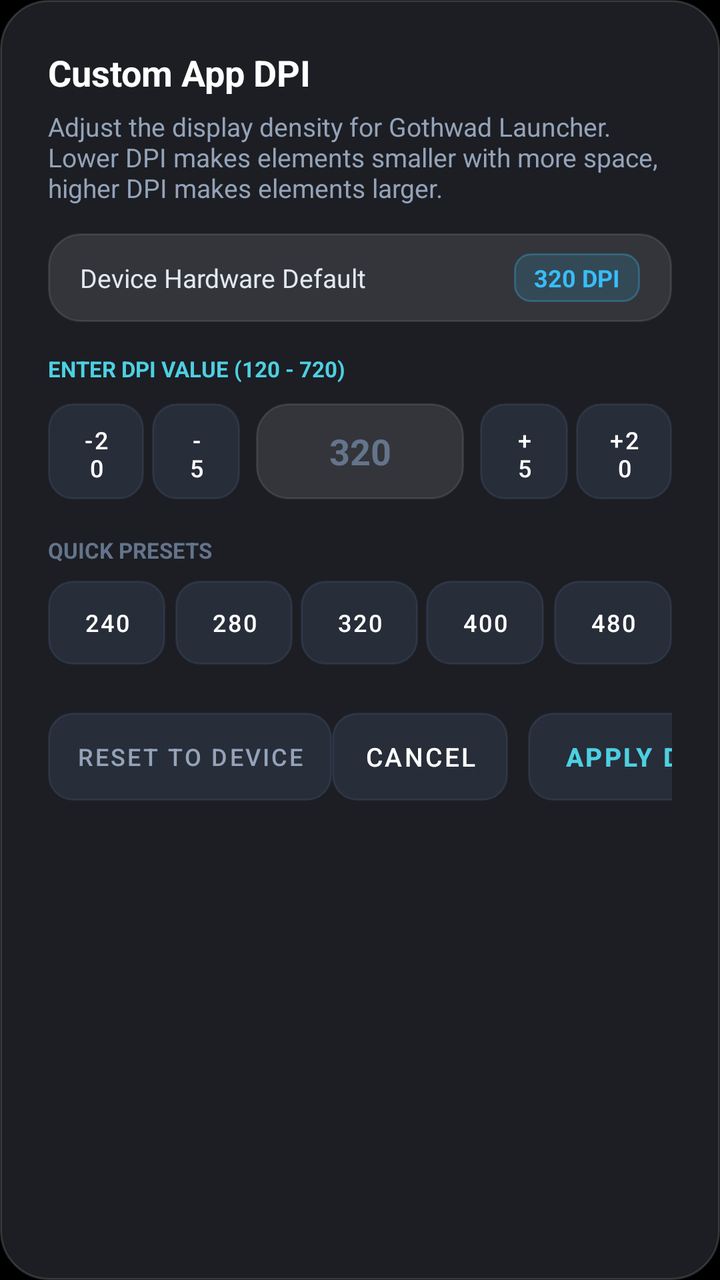
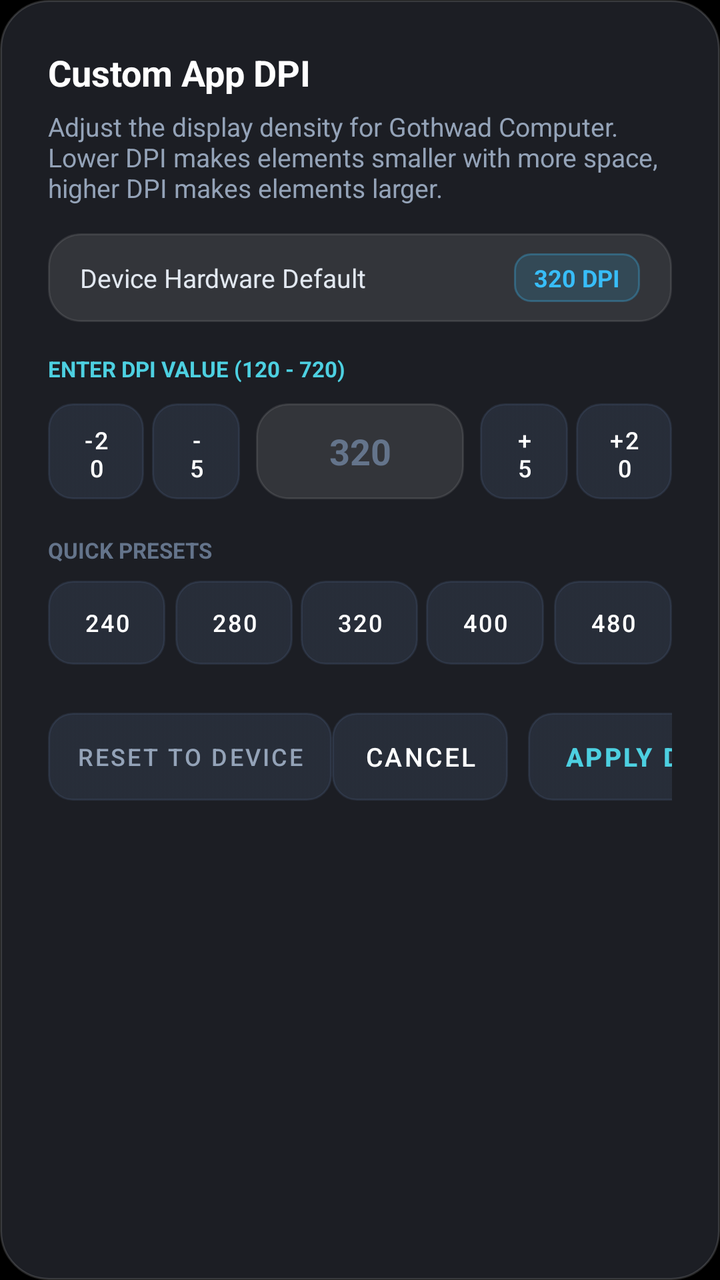

Compare the two renders of this Android layout. The source of the first and the diff that turns it into the second are given below.
<!-- AndroidManifest.xml: application theme Theme.LiteTV -->
<!-- res/layout/dialog_custom_dpi.xml -->
<?xml version="1.0" encoding="utf-8"?>
<LinearLayout xmlns:android="http://schemas.android.com/apk/res/android"
    android:layout_width="match_parent"
    android:layout_height="wrap_content"
    android:background="@drawable/bg_dialog_rounded"
    android:orientation="vertical"
    android:padding="24dp">

    <TextView
        android:layout_width="wrap_content"
        android:layout_height="wrap_content"
        android:text="Custom App DPI"
        android:textColor="#FFFFFF"
        android:textSize="18sp"
        android:textStyle="bold" />

    <TextView
        android:layout_width="wrap_content"
        android:layout_height="wrap_content"
        android:layout_marginTop="6dp"
        android:layout_marginBottom="14dp"
        android:text="Adjust the display density for Gothwad Launcher. Lower DPI makes elements smaller with more space, higher DPI makes elements larger."
        android:textColor="#94A3B8"
        android:textSize="13sp" />

    
    <LinearLayout
        android:layout_width="match_parent"
        android:layout_height="wrap_content"
        android:background="@drawable/bg_dialog_card"
        android:gravity="center_vertical"
        android:orientation="horizontal"
        android:paddingHorizontal="16dp"
        android:paddingVertical="10dp"
        android:layout_marginBottom="16dp">

        <TextView
            android:layout_width="0dp"
            android:layout_height="wrap_content"
            android:layout_weight="1"
            android:text="Device Hardware Default"
            android:textColor="#E2E8F0"
            android:textSize="13sp" />

        <TextView
            android:id="@+id/txt_dialog_device_dpi"
            android:layout_width="wrap_content"
            android:layout_height="wrap_content"
            android:background="@drawable/bg_settings_badge"
            android:paddingHorizontal="10dp"
            android:paddingVertical="4dp"
            android:text="320 DPI"
            android:textColor="#38BDF8"
            android:textSize="12sp"
            android:textStyle="bold" />
    </LinearLayout>

    
    <TextView
        android:layout_width="wrap_content"
        android:layout_height="wrap_content"
        android:text="Enter DPI Value (120 - 720)"
        android:textAllCaps="true"
        android:textColor="#4DD0E1"
        android:textSize="11sp"
        android:textStyle="bold"
        android:layout_marginBottom="8dp" />

    <LinearLayout
        android:layout_width="match_parent"
        android:layout_height="52dp"
        android:gravity="center_vertical"
        android:orientation="horizontal"
        android:layout_marginBottom="6dp">

        <Button
            android:id="@+id/btn_dpi_step_minus_20"
            android:layout_width="48dp"
            android:layout_height="48dp"
            android:background="@drawable/bg_dialog_button"
            android:text="-20"
            android:textColor="#FFFFFF"
            android:textSize="12sp" />

        <Button
            android:id="@+id/btn_dpi_step_minus_5"
            android:layout_width="44dp"
            android:layout_height="48dp"
            android:layout_marginStart="4dp"
            android:background="@drawable/bg_dialog_button"
            android:text="-5"
            android:textColor="#FFFFFF"
            android:textSize="12sp" />

        <EditText
            android:id="@+id/et_custom_dpi_number"
            android:layout_width="0dp"
            android:layout_height="48dp"
            android:layout_marginHorizontal="8dp"
            android:layout_weight="1"
            android:background="@drawable/bg_dialog_card"
            android:gravity="center"
            android:hint="320"
            android:importantForAutofill="no"
            android:inputType="number"
            android:maxLength="3"
            android:textColor="#FFFFFF"
            android:textColorHint="#64748B"
            android:textSize="18sp"
            android:textStyle="bold" />

        <Button
            android:id="@+id/btn_dpi_step_plus_5"
            android:layout_width="44dp"
            android:layout_height="48dp"
            android:layout_marginEnd="4dp"
            android:background="@drawable/bg_dialog_button"
            android:text="+5"
            android:textColor="#FFFFFF"
            android:textSize="12sp" />

        <Button
            android:id="@+id/btn_dpi_step_plus_20"
            android:layout_width="48dp"
            android:layout_height="48dp"
            android:background="@drawable/bg_dialog_button"
            android:text="+20"
            android:textColor="#FFFFFF"
            android:textSize="12sp" />
    </LinearLayout>

    
    <TextView
        android:layout_width="wrap_content"
        android:layout_height="wrap_content"
        android:text="Quick Presets"
        android:textAllCaps="true"
        android:textColor="#64748B"
        android:textSize="11sp"
        android:textStyle="bold"
        android:layout_marginTop="10dp"
        android:layout_marginBottom="8dp" />

    <LinearLayout
        android:layout_width="match_parent"
        android:layout_height="wrap_content"
        android:orientation="horizontal"
        android:layout_marginBottom="16dp">

        <Button
            android:id="@+id/btn_preset_240"
            android:layout_width="0dp"
            android:layout_height="42dp"
            android:layout_marginEnd="3dp"
            android:layout_weight="1"
            android:background="@drawable/bg_dialog_button"
            android:text="240"
            android:textColor="#FFFFFF"
            android:textSize="12sp" />

        <Button
            android:id="@+id/btn_preset_280"
            android:layout_width="0dp"
            android:layout_height="42dp"
            android:layout_marginHorizontal="2dp"
            android:layout_weight="1"
            android:background="@drawable/bg_dialog_button"
            android:text="280"
            android:textColor="#FFFFFF"
            android:textSize="12sp" />

        <Button
            android:id="@+id/btn_preset_320"
            android:layout_width="0dp"
            android:layout_height="42dp"
            android:layout_marginHorizontal="2dp"
            android:layout_weight="1"
            android:background="@drawable/bg_dialog_button"
            android:text="320"
            android:textColor="#FFFFFF"
            android:textSize="12sp" />

        <Button
            android:id="@+id/btn_preset_400"
            android:layout_width="0dp"
            android:layout_height="42dp"
            android:layout_marginHorizontal="2dp"
            android:layout_weight="1"
            android:background="@drawable/bg_dialog_button"
            android:text="400"
            android:textColor="#FFFFFF"
            android:textSize="12sp" />

        <Button
            android:id="@+id/btn_preset_480"
            android:layout_width="0dp"
            android:layout_height="42dp"
            android:layout_marginStart="3dp"
            android:layout_weight="1"
            android:background="@drawable/bg_dialog_button"
            android:text="480"
            android:textColor="#FFFFFF"
            android:textSize="12sp" />
    </LinearLayout>

    
    <LinearLayout
        android:layout_width="match_parent"
        android:layout_height="wrap_content"
        android:gravity="center_vertical"
        android:orientation="horizontal"
        android:layout_marginTop="8dp">

        <Button
            android:id="@+id/btn_dialog_reset_dpi"
            android:layout_width="wrap_content"
            android:layout_height="44dp"
            android:background="@drawable/bg_dialog_button"
            android:paddingHorizontal="14dp"
            android:text="Reset to Device"
            android:textColor="#94A3B8"
            android:textSize="12sp" />

        <View
            android:layout_width="0dp"
            android:layout_height="1dp"
            android:layout_weight="1" />

        <Button
            android:id="@+id/btn_dialog_cancel_dpi"
            android:layout_width="wrap_content"
            android:layout_height="44dp"
            android:background="@drawable/bg_dialog_button"
            android:paddingHorizontal="14dp"
            android:text="Cancel"
            android:textColor="#FFFFFF"
            android:textSize="13sp" />

        <Button
            android:id="@+id/btn_dialog_apply_dpi"
            android:layout_width="wrap_content"
            android:layout_height="44dp"
            android:layout_marginStart="10dp"
            android:background="@drawable/bg_dialog_button"
            android:paddingHorizontal="18dp"
            android:text="Apply DPI"
            android:textColor="#4DD0E1"
            android:textStyle="bold"
            android:textSize="13sp" />
    </LinearLayout>

</LinearLayout>
<!-- resources referenced by this layout -->
<resources>
  <!-- drawable bg_dialog_rounded (drawable) -->
  <?xml version="1.0" encoding="utf-8"?>
  <shape xmlns:android="http://schemas.android.com/apk/res/android"
      android:shape="rectangle">
      <solid android:color="@color/surface_dark" />
      <corners android:radius="24dp" />
      <stroke
          android:width="1dp"
          android:color="@color/surface_glass_border" />
  </shape>
  <!-- drawable bg_settings_badge (drawable) -->
  <?xml version="1.0" encoding="utf-8"?>
  <shape xmlns:android="http://schemas.android.com/apk/res/android"
      android:shape="rectangle">
      <solid android:color="#2638BDF8" />
      <corners android:radius="8dp" />
      <stroke android:width="1dp" android:color="#4D38BDF8" />
  </shape>
  <style name="Theme.LiteTV" parent="Theme.MaterialComponents.DayNight.NoActionBar">
          
          <item name="colorPrimary">@color/accent_blue</item>
          <item name="colorPrimaryVariant">@color/accent_blue</item>
          <item name="colorOnPrimary">@android:color/black</item>
          
          <item name="colorSurface">@color/surface_dark</item>
          <item name="colorOnSurface">@color/on_surface</item>
          <item name="android:colorBackground">@android:color/black</item>
  
          
          <item name="android:windowBackground">@android:color/black</item>
          <item name="android:statusBarColor">@android:color/transparent</item>
          <item name="android:navigationBarColor">@android:color/transparent</item>
  
          
          <item name="bottomSheetDialogTheme">@style/Theme.LiteTV.BottomSheetDialog</item>
          <item name="dialogTheme">@style/Theme.LiteTV.Dialog</item>
  
          
          <item name="colorControlActivated">#4FA7FA</item>
          <item name="switchStyle">@style/Widget.LiteTV.Switch</item>
      </style>
  <color name="accent_blue">#8AB4F8</color>
  <color name="status_pill_hover">#26FFFFFF</color>
  <color name="surface_glass_border">#26FFFFFF</color>
  <color name="surface_glass_stroke">#1AFFFFFF</color>
  <color name="status_pill_focused">#384C8DFF</color>
  <color name="surface_dark">#1C1E24</color>
  <color name="on_surface">#E8EAED</color>
  <style name="Theme.LiteTV.BottomSheetDialog" parent="Theme.MaterialComponents.DayNight.BottomSheetDialog">
          <item name="bottomSheetStyle">@style/Widget.LiteTV.BottomSheet</item>
          <item name="android:windowIsFloating">false</item>
          <item name="android:statusBarColor">@android:color/transparent</item>
          <item name="android:navigationBarColor">@android:color/transparent</item>
      </style>
  <style name="Theme.LiteTV.Dialog" parent="Theme.MaterialComponents.DayNight.Dialog">
          <item name="android:windowBackground">@android:color/transparent</item>
          <item name="android:windowIsFloating">true</item>
          <item name="android:windowNoTitle">true</item>
      </style>
  <style name="Widget.LiteTV.Switch" parent="Widget.MaterialComponents.CompoundButton.Switch">
          <item name="thumbTint">@color/switch_thumb_tint</item>
          <item name="trackTint">@color/switch_track_tint</item>
          <item name="useMaterialThemeColors">false</item>
      </style>
  <style name="Widget.LiteTV.BottomSheet" parent="Widget.MaterialComponents.BottomSheet.Modal">
          <item name="android:background">@android:color/transparent</item>
      </style>
  <!-- unchanged entries left out for length: 2 -->
</resources>

<!-- the commit's change to res/layout/dialog_custom_dpi.xml (unified diff, before → after) -->
@@ -19,7 +19,7 @@
         android:layout_height="wrap_content"
         android:layout_marginTop="6dp"
         android:layout_marginBottom="14dp"
-        android:text="Adjust the display density for Gothwad Launcher. Lower DPI makes elements smaller with more space, higher DPI makes elements larger."
+        android:text="Adjust the display density for Gothwad Computer. Lower DPI makes elements smaller with more space, higher DPI makes elements larger."
         android:textColor="#94A3B8"
         android:textSize="13sp" />
 
